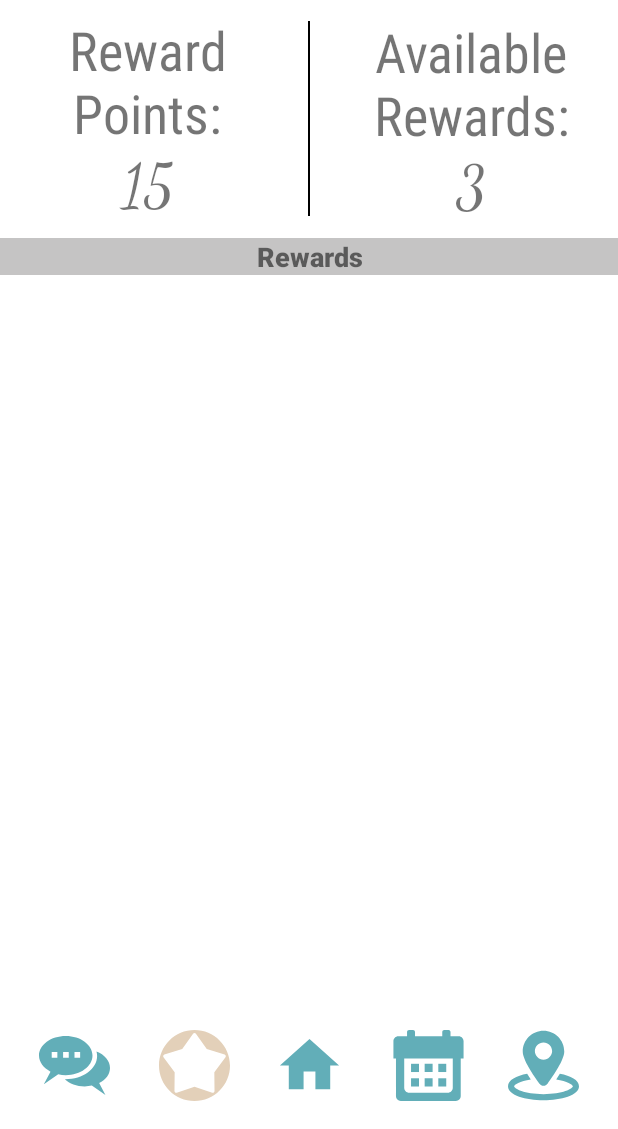
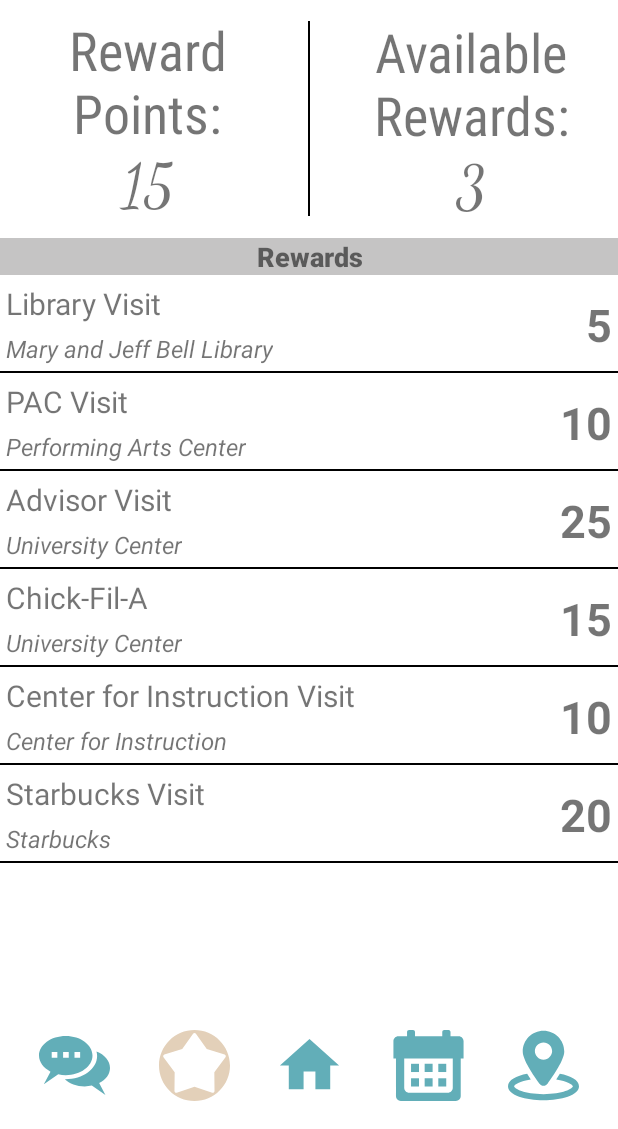
Before and after one commit to TheJosephRangel/Wave, an Android app: the pointsScreen screen opened directly, with no data from a screen before it, on a phone screen of 412 x 824 dp, the part 107-1236 px from its top. Run offline under Robolectric (Android 15) with nearby library versions, the phone set to English and light mode, and no system bars; our stand-ins replace Firebase (no records; nobody signed in at launch, a user with empty details on screens opened directly).

Commit message:
Rewards Page Complete. Rewards Data Visible on Page.

```diff
--- a/app/src/main/java/com/example/wave/pointsScreen.java
+++ b/app/src/main/java/com/example/wave/pointsScreen.java
@@ -2,12 +2,16 @@ package com.example.wave;
 
 import androidx.annotation.NonNull;
 import androidx.appcompat.app.AppCompatActivity;
+import androidx.recyclerview.widget.LinearLayoutManager;
+import androidx.recyclerview.widget.RecyclerView;
 
 import android.content.Context;
 import android.content.Intent;
 import android.graphics.Color;
 import android.os.Bundle;
+import android.view.LayoutInflater;
 import android.view.View;
+import android.view.ViewGroup;
 import android.widget.ImageView;
 import android.widget.TextView;
 
@@ -17,7 +21,13 @@ import com.google.firebase.database.DatabaseReference;
 import com.google.firebase.database.FirebaseDatabase;
 import com.google.firebase.database.ValueEventListener;
 
+import java.util.ArrayList;
+import java.util.List;
+
 public class pointsScreen extends AppCompatActivity implements View.OnClickListener{
+
+    private RecyclerView rewardsRecycler;
+    private List<Rewards> mRewards;
 
     @Override
     protected void onCreate(Bundle savedInstanceState) {
@@ -41,8 +51,153 @@ public class pointsScreen extends AppCompatActivity implements View.OnClickListe
         checkinButton.setOnClickListener(this);
         profileButton.setOnClickListener(this);
 
+        rewardsRecycler = (RecyclerView) findViewById(R.id.recyclerViewRewards);
+        rewardsRecycler.setLayoutManager(new LinearLayoutManager(this));
+        mRewards = new ArrayList<>();
+
+        Rewards rewards = new Rewards();
+        rewards.setRewardName("Library Visit");
+        rewards.setRewardLocation("Mary and Jeff Bell Library");
+        rewards.setRewardValue("5");
+        mRewards.add(rewards);
+
+        Rewards rewards1 = new Rewards();
+        rewards1.setRewardName("PAC Visit");
+        rewards1.setRewardLocation("Performing Arts Center");
+        rewards1.setRewardValue("10");
+        mRewards.add(rewards1);
+
+        Rewards rewards2 = new Rewards();
+        rewards2.setRewardName("Advisor Visit");
+        rewards2.setRewardLocation("University Center");
+        rewards2.setRewardValue("25");
+        mRewards.add(rewards2);
+
+        Rewards rewards3 = new Rewards();
+        rewards3.setRewardName("Chick-Fil-A");
+        rewards3.setRewardLocation("University Center");
+        rewards3.setRewardValue("15");
+        mRewards.add(rewards3);
+
+        Rewards rewards4 = new Rewards();
+        rewards4.setRewardName("Center for Instruction Visit");
+        rewards4.setRewardLocation("Center for Instruction");
+        rewards4.setRewardValue("10");
+        mRewards.add(rewards4);
+
+        Rewards rewards5 = new Rewards();
+        rewards5.setRewardName("Starbucks Visit");
+        rewards5.setRewardLocation("Starbucks");
+        rewards5.setRewardValue("20");
+        mRewards.add(rewards5);
+
+        Rewards rewards6 = new Rewards();
+        rewards6.setRewardName("Dining Hall Visit");
+        rewards6.setRewardLocation("Dining Hall");
+        rewards6.setRewardValue("30");
+        mRewards.add(rewards6);
+
+        Rewards rewards7 = new Rewards();
+        rewards7.setRewardName("Bay Hall Visit");
+        rewards7.setRewardLocation("Bay Hall");
+        rewards7.setRewardValue("10");
+        mRewards.add(rewards7);
+
+        Rewards rewards8 = new Rewards();
+        rewards8.setRewardName("Welcome Center Visit");
+        rewards8.setRewardLocation("Welcome Center");
+        rewards8.setRewardValue("25");
+        mRewards.add(rewards8);
+
+        Rewards rewards9 = new Rewards();
+        rewards9.setRewardName("Rec Center Visit");
+        rewards9.setRewardLocation("Recreation Center");
+        rewards9.setRewardValue("35");
+        mRewards.add(rewards9);
+
+        Rewards rewards10 = new Rewards();
+        rewards10.setRewardName("Island Hall Visit");
+        rewards10.setRewardLocation("Island Hall");
+        rewards10.setRewardValue("10");
+        mRewards.add(rewards10);
+
+        Rewards rewards11 = new Rewards();
+        rewards11.setRewardName("Student Services Center Visit");
+        rewards11.setRewardLocation("Student Services Center");
+        rewards11.setRewardValue("5");
+        mRewards.add(rewards11);
+
+        rewardsRecycler.setAdapter(new RewardAdapter(mRewards));
     }
 
+    class RewardAdapter extends RecyclerView.Adapter<RewardViewHolder>{
+        List<Rewards> mRewards;
+        public RewardAdapter(List<Rewards> rewards) {
+            super();
+            this.mRewards = rewards;
+        }
+
+        @NonNull
+        @Override
+        public RewardViewHolder onCreateViewHolder(@NonNull ViewGroup parent, int viewType) {
+            return new RewardViewHolder(parent);
+        }
+
+        @Override
+        public void onBindViewHolder(@NonNull RewardViewHolder holder, int position) {
+            holder.bind(this.mRewards.get(position));
+        }
+
+        @Override
+        public int getItemCount() {
+            return this.mRewards.size();
+        }
+    }
+    class RewardViewHolder extends RecyclerView.ViewHolder{
+        private TextView RewardName;
+        private TextView RewardLocation;
+        private TextView RewardValue;
+        public RewardViewHolder(ViewGroup container){
+            super(LayoutInflater.from(pointsScreen.this).inflate(R.layout.reward_tile, container, false));
+            RewardName = (TextView) itemView.findViewById(R.id.RewardTitle);
+            RewardLocation = (TextView) itemView.findViewById(R.id.LocationText);
+            RewardValue = (TextView) itemView.findViewById(R.id.RewardValue);
+        }
+        public void bind(Rewards reward){
+            RewardName.setText(reward.getRewardName());
+            RewardLocation.setText(reward.getRewardLocation());
+            RewardValue.setText(reward.getRewardValue());
+        }
+    }
+
+    class Rewards{
+        private String rewardName, rewardLocation;
+        private String rewardValue;
+
+        public String getRewardName() {
+            return rewardName;
+        }
+
+        public void setRewardName(String rewardName) {
+            this.rewardName = rewardName;
+        }
+
+        public String getRewardLocation() {
+            return rewardLocation;
+        }
+
+        public void setRewardLocation(String rewardLocation) {
+            this.rewardLocation = rewardLocation;
+        }
+
+        public String getRewardValue() {
+            return rewardValue;
+        }
+
+        public void setRewardValue(String rewardValue) {
+            this.rewardValue = rewardValue;
+        }
+    }
 
     @Override
     public void onClick(View v) {
@@ -73,7 +228,5 @@ public class pointsScreen extends AppCompatActivity implements View.OnClickListe
                 startActivity(intent5);
                 break;
         }
-
     }
-
 }
--- a/app/src/main/res/layout/activity_points_screen.xml
+++ b/app/src/main/res/layout/activity_points_screen.xml
@@ -185,6 +185,7 @@
         app:layout_constraintTop_toTopOf="parent" />
 
     <androidx.recyclerview.widget.RecyclerView
+        android:id="@+id/recyclerViewRewards"
         android:layout_width="match_parent"
         android:layout_height="400dp"
         app:layout_constraintEnd_toEndOf="parent"
--- a/app/src/main/res/layout/content_main_view.xml
+++ b/app/src/main/res/layout/content_main_view.xml
@@ -132,7 +132,7 @@
                 android:text=" New Reward Added." />
 
             <TextView
-                android:id="@+id/NotifLineBreak_1"
+                android:id="@+id/LineBreak"
                 android:layout_width="match_parent"
                 android:layout_height="1dp"
                 android:background="@android:color/black" />
--- a/app/src/main/res/layout/reward_tile.xml
+++ b/app/src/main/res/layout/reward_tile.xml
@@ -44,4 +44,11 @@
         app:layout_constraintBottom_toBottomOf="parent"
         app:layout_constraintEnd_toEndOf="parent"
         app:layout_constraintTop_toTopOf="parent" />
+
+    <TextView
+        android:id="@+id/LineBreak"
+        android:layout_width="match_parent"
+        android:layout_height="1dp"
+        android:background="@android:color/black"
+        app:layout_constraintBottom_toBottomOf="parent" />
 </androidx.constraintlayout.widget.ConstraintLayout>
```
